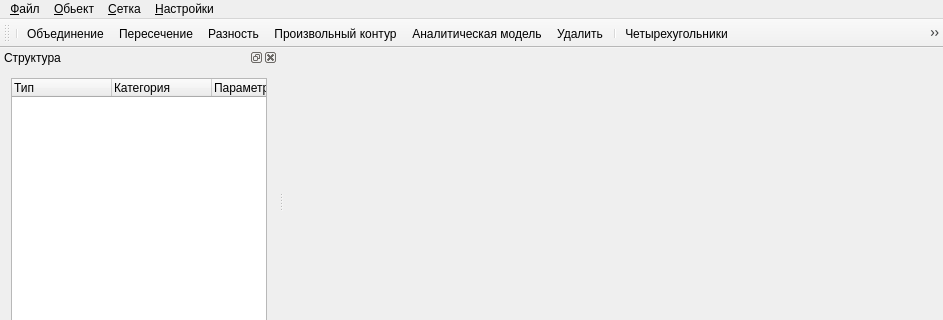
The window that qzcad/mainwindow.ui (qzcad/qzcad-tree) describes before a commit, drawn with Qt 5; both pictures show x 0 to 943 and y 0 to 320 of the 943 by 614 pixel window.
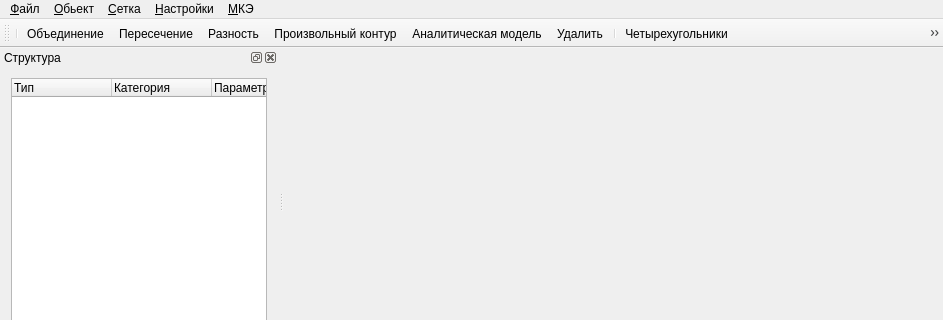
The same window after the commit. Icons and pictures are not drawn. Custom widgets are drawn as their Qt base class.

The edit to the form file:
```diff
--- a/qzcad/mainwindow.ui
+++ b/qzcad/mainwindow.ui
@@ -122,16 +122,23 @@
     <addaction name="menuFlip"/>
     <addaction name="actionArea"/>
    </widget>
-   <widget class="QMenu" name="menu">
+   <widget class="QMenu" name="menuSettings">
     <property name="title">
      <string>&amp;Настройки</string>
     </property>
     <addaction name="actionDoubleBufferGL"/>
    </widget>
+   <widget class="QMenu" name="menuFEM">
+    <property name="title">
+     <string>&amp;МКЭ</string>
+    </property>
+    <addaction name="actionElasticFem"/>
+   </widget>
    <addaction name="menuFile"/>
    <addaction name="menuObject"/>
    <addaction name="menuMesh"/>
-   <addaction name="menu"/>
+   <addaction name="menuSettings"/>
+   <addaction name="menuFEM"/>
   </widget>
   <widget class="QToolBar" name="mainToolBar">
    <property name="windowTitle">
```
Left out of the diff: 5 changed lines with no effect on the pictures.
